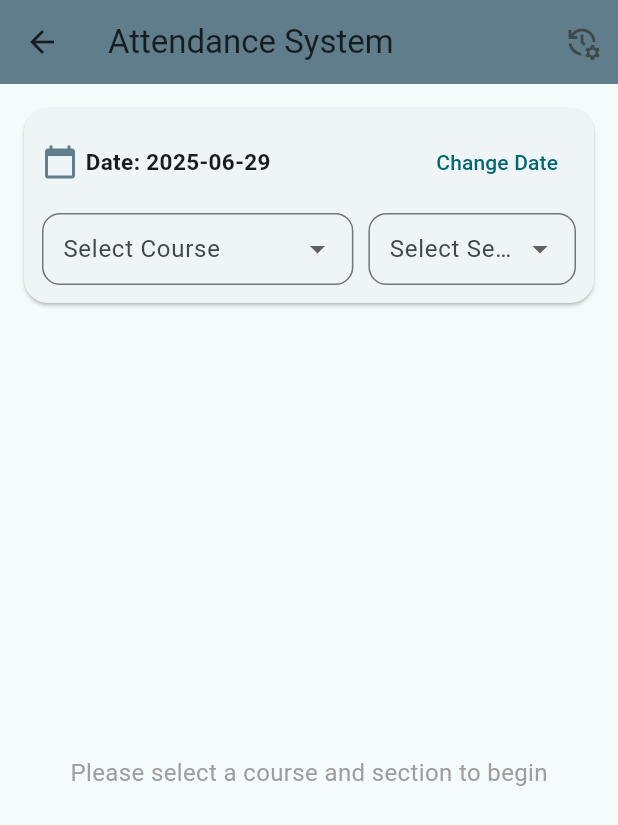
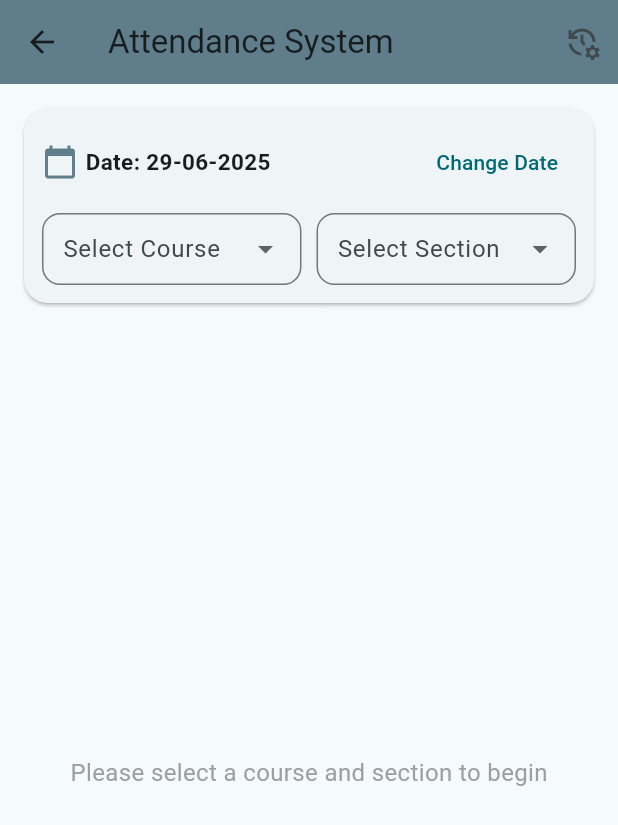
Before and after one commit to najat-ttt/SAMS_Basic, a Flutter app: the AttendancePage screen opened directly, on a phone screen of 412 x 824 dp. Shown: the top 825 px of the screen. Run offline on Flutter 3.47's test engine with Material 3 defaults, Android fonts, the light colour scheme and no system bars; our stand-ins replace cloud_firestore, file_picker, firebase_auth, firebase_core, image_picker, open_file and 2 more; missing offline and left inert: dart:html, excel; accounts and stored records are empty.

```diff
--- a/lib/profile_page/attendance_page.dart
+++ b/lib/profile_page/attendance_page.dart
@@ -97,7 +97,7 @@ class _AttendancePageState extends State<AttendancePage> {
                               Icon(Icons.calendar_today, color: Colors.blueGrey),
                               const SizedBox(width: 5),
                               Text(
-                                "Date: "+DateFormat('yyyy-MM-dd').format(selectedDate),
+                                "Date: "+DateFormat('dd-MM-yyyy').format(selectedDate),
                                 style: TextStyle(
                                   fontSize: cardFontSize,
                                   fontWeight: FontWeight.bold,
@@ -115,7 +115,7 @@ class _AttendancePageState extends State<AttendancePage> {
                           Row(
                             children: [
                               Expanded(
-                                flex: 3,
+                                flex: 2,
                                 child: DropdownButtonFormField<String>(
                                   value: selectedCourse,
                                   isExpanded: true,
@@ -189,8 +189,8 @@ class _AttendancePageState extends State<AttendancePage> {
                             children: [
                               Text(
                                 isEditingPreviousSession
-                                    ? "Editing Attendance - "+DateFormat('yyyy-MM-dd').format(currentSessionDate ?? selectedDate)
-                                    : "Attendance Session - "+DateFormat('yyyy-MM-dd').format(currentSessionDate ?? selectedDate),
+                                    ? "Editing Attendance - "+DateFormat('dd-MM-yyyy').format(currentSessionDate ?? selectedDate)
+                                    : "Attendance Session - "+DateFormat('dd-MM-yyyy').format(currentSessionDate ?? selectedDate),
                                 style: TextStyle(
                                   fontSize: cardFontSize + 2,
                                   fontWeight: FontWeight.bold,
@@ -209,7 +209,7 @@ class _AttendancePageState extends State<AttendancePage> {
                                     style: ElevatedButton.styleFrom(
                                       backgroundColor: Colors.green,
                                     ),
-                                    child: const Text("Mark All Present"),
+                                    child: const Text("Mark All Present",style: TextStyle(fontSize: 16, fontWeight: FontWeight.bold, color: Colors.white)),
                                   ),
                                 ],
                               ),
@@ -259,36 +259,36 @@ class _AttendancePageState extends State<AttendancePage> {
                         children: [
                           if (!isEditingPreviousSession)
                             SizedBox(
-                              height: buttonHeight + 8,
+                              height: buttonHeight + 4,
                               child: ElevatedButton(
                                 onPressed: currentSessionId == null ? _startNewSession : null,
                                 style: ElevatedButton.styleFrom(
                                   backgroundColor: Colors.green,
-                                  minimumSize: Size(150, buttonHeight),
+                                  minimumSize: Size(100, buttonHeight),
                                 ),
-                                child: Text("New Session", style: TextStyle(fontSize: buttonFontSize, fontWeight: FontWeight.bold)),
+                                child: Text("New Session", style: TextStyle(fontSize: buttonFontSize, fontWeight: FontWeight.bold, color: currentSessionId == null ? Colors.white : Colors.blueGrey)),
                               ),
                             ),
                           if (currentSessionId != null && !isEditingPreviousSession)
                             SizedBox(
-                              height: buttonHeight + 8,
+                              height: buttonHeight + 4,
                               child: ElevatedButton(
                                 onPressed: _endCurrentSession,
                                 style: ElevatedButton.styleFrom(
                                   backgroundColor: Colors.red,
-                                  minimumSize: Size(150, buttonHeight),
+                                  minimumSize: Size(100, buttonHeight),
                                 ),
-                                child: Text("End Session", style: TextStyle(fontSize: buttonFontSize, fontWeight: FontWeight.bold)),
+                                child: Text("End Session", style: TextStyle(fontSize: buttonFontSize, fontWeight: FontWeight.bold, color: Colors.white)),
                               ),
                             ),
                           if (isEditingPreviousSession)
                             SizedBox(
-                              height: buttonHeight + 8,
+                              height: buttonHeight + 4,
                               child: ElevatedButton(
                                 onPressed: _saveEditedAttendance,
                                 style: ElevatedButton.styleFrom(
                                   backgroundColor: Colors.blue,
-                                  minimumSize: Size(150, buttonHeight),
+                                  minimumSize: Size(100, buttonHeight),
                                 ),
                                 child: Text("Save Changes", style: TextStyle(fontSize: buttonFontSize, fontWeight: FontWeight.bold)),
                               ),
@@ -414,7 +414,7 @@ class _AttendancePageState extends State<AttendancePage> {
   Future<void> _checkForExistingSession() async {
     if (selectedCourse == null || selectedSection == null) return;
 
-    final dateStr = DateFormat('yyyy-MM-dd').format(selectedDate);
+    final dateStr = DateFormat('dd-MM-yyyy').format(selectedDate);
 
     try {
       final sessionQuery = await _firestore
@@ -447,7 +447,7 @@ class _AttendancePageState extends State<AttendancePage> {
   Future<void> _loadExistingAttendance() async {
     if (selectedCourse == null || selectedSection == null || currentSessionDate == null) return;
 
-    final dateStr = DateFormat('yyyy-MM-dd').format(currentSessionDate!);
+    final dateStr = DateFormat('dd-MM-yyyy').format(currentSessionDate!);
 
     try {
       for (var student in students) {
@@ -486,7 +486,7 @@ class _AttendancePageState extends State<AttendancePage> {
     });
 
     try {
-      final dateStr = DateFormat('yyyy-MM-dd').format(selectedDate);
+      final dateStr = DateFormat('dd-MM-yyyy').format(selectedDate);
 
       // Create new session
       final sessionDoc = await _firestore.collection('attendance_sessions').add({
@@ -526,7 +526,7 @@ class _AttendancePageState extends State<AttendancePage> {
     }
 
     final student = students[index];
-    final dateStr = DateFormat('yyyy-MM-dd').format(currentSessionDate ?? selectedDate);
+    final dateStr = DateFormat('dd-MM-yyyy').format(currentSessionDate ?? selectedDate);
 
     try {
       setState(() {
@@ -759,7 +759,7 @@ class _AttendancePageState extends State<AttendancePage> {
           .where('section', isEqualTo: selectedSection)
           .orderBy('roll')
           .get();
-      final dateStr = DateFormat('yyyy-MM-dd').format(currentSessionDate!);
+      final dateStr = DateFormat('dd-MM-yyyy').format(currentSessionDate!);
       final rollsFuture = _firestore
           .collection('attendance_records')
           .doc(dateStr)
@@ -822,7 +822,7 @@ class _AttendancePageState extends State<AttendancePage> {
     });
 
     try {
-      final dateStr = DateFormat('yyyy-MM-dd').format(currentSessionDate!);
+      final dateStr = DateFormat('dd-MM-yyyy').format(currentSessionDate!);
       final batch = _firestore.batch();
 
       // Update the timestamp at date level
--- a/lib/profile_page/schedule_page.dart
+++ b/lib/profile_page/schedule_page.dart
@@ -13,7 +13,7 @@ class SchedulePage extends StatelessWidget {
       body: Center(
         child: Text(
           "Page Under Construction",
-          style: TextStyle(fontSize: 24, fontWeight: FontWeight.bold),
+          style: TextStyle(fontSize: 24, fontWeight: FontWeight.bold, color: Colors.blueGrey),
         ),
       ),
     );
```
Also changed, not shown: lib/profile_page/reports_page.dart (+52 -31 lines), 1 other file.
